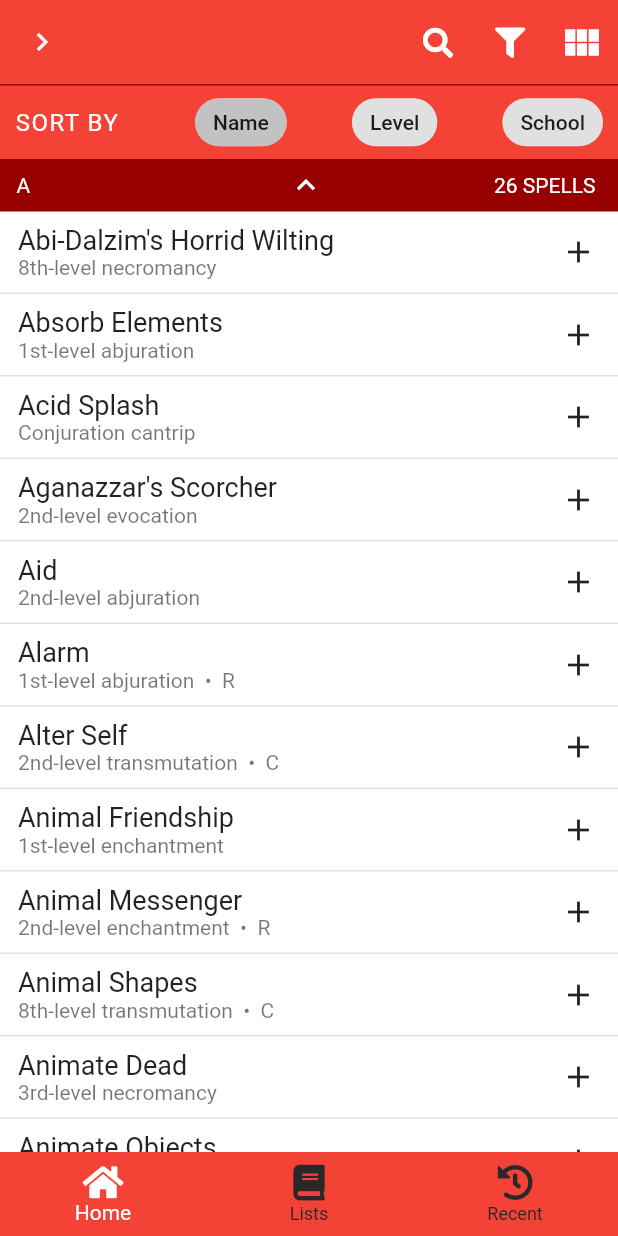
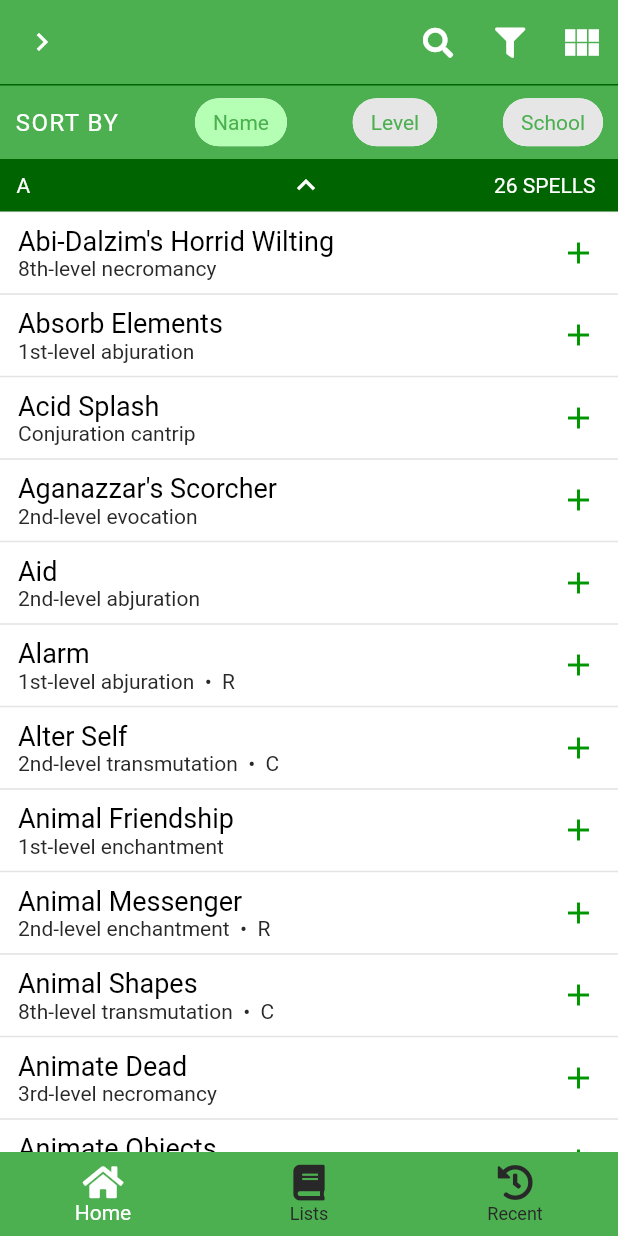
Before and after one commit to rijkdw/dnd-spells-flutter, a Flutter app: the screen it shows after launch, on a phone screen of 412 x 824 dp. Run offline on Flutter 3.47's test engine with Material 2 defaults, Android fonts, the phone set to English and light mode, and no system bars; our stand-ins replace flutter_sticky_header, font_awesome_flutter, shared_preferences.

Commit message:
Themes very close to done

```diff
--- a/lib/components/add_to_spell_list_dialog.dart
+++ b/lib/components/add_to_spell_list_dialog.dart
@@ -14,6 +14,7 @@ class AddToListDialog extends StatelessWidget {
         borderRadius: BorderRadius.circular(0),
       ),
       child: Container(
+        color: Provider.of<ThemeManager>(context).colorPalette.dialogBackgroundColor,
         constraints: BoxConstraints(
           maxHeight: MediaQuery.of(context).size.height * 0.75,
         ),
--- a/lib/components/conditionpopup.dart
+++ b/lib/components/conditionpopup.dart
@@ -34,6 +34,7 @@ class ConditionPopup extends StatelessWidget {
         borderRadius: BorderRadius.circular(0),
       ),
       child: Container(
+        color: Provider.of<ThemeManager>(context).colorPalette.dialogBackgroundColor,
         padding: EdgeInsets.symmetric(horizontal: 12),
         child: Container(
           constraints: BoxConstraints(
@@ -50,7 +51,7 @@ class ConditionPopup extends StatelessWidget {
                   style: TextStyle(
                     fontSize: 20,
                     letterSpacing: 1.5,
-                    color: Provider.of<ThemeManager>(context).colorPalette.appBarBackgroundColor,
+                    color: Provider.of<ThemeManager>(context).colorPalette.emphasisTextColor,
                   ),
                 ),
                 SizedBox(height: 12),
--- a/lib/components/drawer.dart
+++ b/lib/components/drawer.dart
@@ -62,6 +62,7 @@ class _ThemeChangeDialog extends StatelessWidget {
   Widget build(BuildContext context) {
     return Dialog(
       child: Container(
+        color: Provider.of<ThemeManager>(context).colorPalette.dialogBackgroundColor,
         padding: EdgeInsets.symmetric(horizontal: 4),
         constraints: BoxConstraints(
           maxHeight: MediaQuery.of(context).size.height * 3 / 4,
--- a/lib/components/sortwidget.dart
+++ b/lib/components/sortwidget.dart
@@ -37,7 +37,7 @@ class _SortWidgetState extends State<SortWidget> {
             child: Text(
               'SORT BY',
               style: TextStyle(
-                color: Provider.of<ThemeManager>(context).colorPalette.navBarSelectedColor,
+                color: Colors.white,
                 fontSize: 16,
                 letterSpacing: 1,
               ),
--- a/lib/components/spell_listtile.dart
+++ b/lib/components/spell_listtile.dart
@@ -42,6 +42,11 @@ class SpellListTile extends StatelessWidget {
           border: Border(
             bottom: BorderSide(
               color: Colors.grey.withOpacity(0.3),
+              width: 0.5,
+            ),
+            top: BorderSide(
+              color: Colors.grey.withOpacity(0.3),
+              width: 0.5,
             ),
           ),
         ),
@@ -69,7 +74,7 @@ class SpellListTile extends StatelessWidget {
                     spell.subtitleWithMetaTags,
                     style: TextStyle(
 //                    fontStyle: FontStyle.italic,
-                      color: Colors.black54,
+                      color: Provider.of<ThemeManager>(context).colorPalette.subTextColor,
                     ),
                   ),
                 ],
@@ -91,7 +96,10 @@ class SpellListTile extends StatelessWidget {
                 child: Container(
 //                  color: Colors.blue,
                   height: 54,
-                  child: Icon(Icons.add),
+                  child: Icon(
+                    Icons.add,
+                    color: Provider.of<ThemeManager>(context).colorPalette.clickableTextLinkColor,
+                  ),
                 ),
               ),
             )
--- a/lib/main.dart
+++ b/lib/main.dart
@@ -34,9 +34,27 @@ class DnD5eSpellsApp extends StatelessWidget {
           return MaterialApp(
             title: 'D&D 5e Spell Seeker',
             theme: ThemeData(
+              textTheme: TextTheme(
+                bodyText2: TextStyle(
+                  color: themeManager.colorPalette.mainTextColor,
+                ),
+              ),
+              chipTheme: ChipTheme.of(context).copyWith(
+                backgroundColor: themeManager.colorPalette.chipUnselectedColor,
+                selectedColor: themeManager.colorPalette.chipSelectedColor,
+                labelStyle: TextStyle(color: themeManager.colorPalette.chipSelectedTextColor),
+                secondaryLabelStyle: TextStyle(color: themeManager.colorPalette.chipSelectedTextColor),
+                secondarySelectedColor: themeManager.colorPalette.chipSelectedColor,
+              ),
+              buttonTheme: ButtonThemeData(
+                buttonColor: themeManager.colorPalette.buttonColor,
+                colorScheme: ColorScheme.fromSwatch(
+                  backgroundColor: themeManager.colorPalette.buttonColor,
+                )
+              ),
               primaryColor: themeManager.colorPalette.appBarBackgroundColor,
               accentColor: themeManager.colorPalette.navBarSelectedColor,
-              canvasColor: themeManager.colorPalette.brightness == Brightness.light ? Colors.white : Color.fromRGBO(41, 41, 41, 1),
+              canvasColor: themeManager.colorPalette.brightness == Brightness.light ? Colors.white : Color.fromRGBO(20, 20, 20, 1),
             ),
             home: MainScreen(),
           );
--- a/lib/models/colorpalette.dart
+++ b/lib/models/colorpalette.dart
@@ -17,17 +17,31 @@ class ColorPalette {
   // appbar colors
   Color appBarBackgroundColor;
 
+  // chip colors
+  Color chipUnselectedColor;
+  Color chipUnselectedTextColor;
+  Color chipSelectedColor;
+  Color chipSelectedTextColor;
+
   // list colors
   Color stickyHeaderBackgroundColor;
 
   // text colors
+  Color mainTextColor;
+  Color emphasisTextColor;
+  Color subTextColor;
   Color clickableTextLinkColor;
+
+  // dialog colors
+  Color dialogBackgroundColor;
 
   // button colors
   Color buttonColor;
+  Color buttonTextColor;
 
   ColorPalette({
     this.brightness: Brightness.light,
+    this.mainTextColor: Colors.green,
     this.stickyHeaderBackgroundColor: Colors.purple,
     this.navBarBackgroundColor: Colors.purple,
     this.navBarSelectedColor: Colors.green,
@@ -36,5 +50,13 @@ class ColorPalette {
     this.clickableTextLinkColor: Colors.purple,
     this.drawerPrimary: Colors.purple,
     this.buttonColor: Colors.purple,
+    this.subTextColor: Colors.green,
+    this.chipSelectedColor: Colors.purple,
+    this.chipSelectedTextColor: Colors.green,
+    this.chipUnselectedColor: Colors.black,
+    this.dialogBackgroundColor: Colors.purple,
+    this.emphasisTextColor: Colors.purple,
+    this.buttonTextColor: Colors.green,
+    this.chipUnselectedTextColor: Colors.purple,
   });
 }
--- a/lib/services/themes.dart
+++ b/lib/services/themes.dart
@@ -2,46 +2,50 @@ import 'package:dnd_spells_flutter/models/colorpalette.dart';
 import 'package:flutter/material.dart';
 import 'package:flutter/services.dart';
 
+Color _darkGrey = Color.fromRGBO(40, 40, 40, 1);
+Color _mediumGrey = Color.fromRGBO(75, 75, 75, 1);
+Color _lightGrey = Color.fromRGBO(175, 175, 175, 1);
+Color _almostWhite = Color.fromRGBO(230, 230, 230, 1);
+
 Map<String, ColorPalette> appColorPalettes = {
-  "Sorcerer": ColorPalette(
-    appBarBackgroundColor: Colors.red,
-    navBarBackgroundColor: Colors.red,
-    navBarUnselectedColor: Color.fromRGBO(41, 41, 41, 1),
-    navBarSelectedColor: Colors.white,
-    stickyHeaderBackgroundColor: Color.fromRGBO(150, 0, 0, 1),
-    clickableTextLinkColor: Color.fromRGBO(200, 0, 0, 1),
-    drawerPrimary: Colors.red,
-    buttonColor: Colors.red,
-  ),
-  "Wizard": ColorPalette(
-    drawerPrimary: Colors.blue,
-    clickableTextLinkColor: Color.fromRGBO(0, 77, 153, 1),
-    appBarBackgroundColor: Colors.blue,
-    navBarBackgroundColor: Colors.blue,
-    navBarSelectedColor: Colors.white,
-    navBarUnselectedColor: Color.fromRGBO(41, 41, 41, 1),
-    stickyHeaderBackgroundColor: Color.fromRGBO(0, 77, 153, 1),
-    buttonColor: Colors.blue,
-  ),
   "Druid": ColorPalette(
+    brightness: Brightness.light,
     drawerPrimary: Colors.green,
     clickableTextLinkColor: Color.fromRGBO(0, 150, 0, 1),
     appBarBackgroundColor: Colors.green,
     navBarBackgroundColor: Colors.green,
     navBarSelectedColor: Colors.white,
-    navBarUnselectedColor: Color.fromRGBO(41, 41, 41, 1),
+    navBarUnselectedColor: _darkGrey,
     stickyHeaderBackgroundColor: Color.fromRGBO(0, 100, 0, 1),
     buttonColor: Colors.green,
+    mainTextColor: Colors.black,
+    subTextColor: _darkGrey,
+    emphasisTextColor: Colors.black,
+    chipSelectedTextColor: Colors.green,
+    chipUnselectedTextColor: Colors.black,
+    chipSelectedColor: Color.fromRGBO(180, 255, 180, 1),
+    chipUnselectedColor: _almostWhite,
+    buttonTextColor: Colors.white,
+    dialogBackgroundColor: Colors.white,
   ),
   "Druid (Dark)": ColorPalette(
     brightness: Brightness.dark,
     drawerPrimary: Colors.green,
-    clickableTextLinkColor: Color.fromRGBO(0, 150, 0, 1),
-    appBarBackgroundColor: Colors.green,
-    navBarBackgroundColor: Colors.green,
-    navBarSelectedColor: Colors.white,
-    navBarUnselectedColor: Color.fromRGBO(41, 41, 41, 1),
-    stickyHeaderBackgroundColor: Color.fromRGBO(0, 100, 0, 1),
+    clickableTextLinkColor: Colors.green,
+    appBarBackgroundColor: _mediumGrey,
+    navBarBackgroundColor: _mediumGrey,
+    navBarSelectedColor: Colors.green,
+    navBarUnselectedColor: _lightGrey,
+    stickyHeaderBackgroundColor: _darkGrey,
     buttonColor: Colors.green,
-  )
+    mainTextColor: Colors.white,
+    subTextColor: Colors.grey,
+    chipSelectedColor: Colors.green,
+    chipUnselectedColor: _darkGrey,
+    chipSelectedTextColor: Colors.white,
+    chipUnselectedTextColor: Colors.white,
+    dialogBackgroundColor: _darkGrey,
+    emphasisTextColor: Colors.green,
+    buttonTextColor: Colors.white,
+  ),
 };
```
Also changed, not shown: lib/components/dicerollerpopup.dart (+11 -8 lines), lib/screens/spellinfoscreen.dart (+55 -21 lines).
